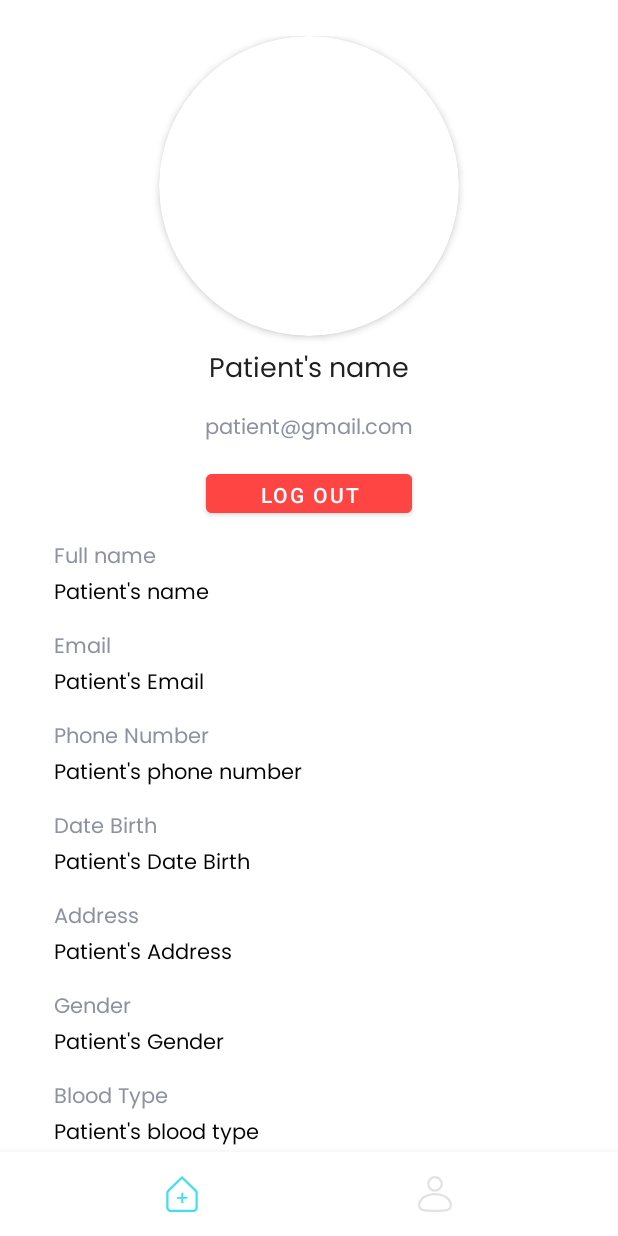
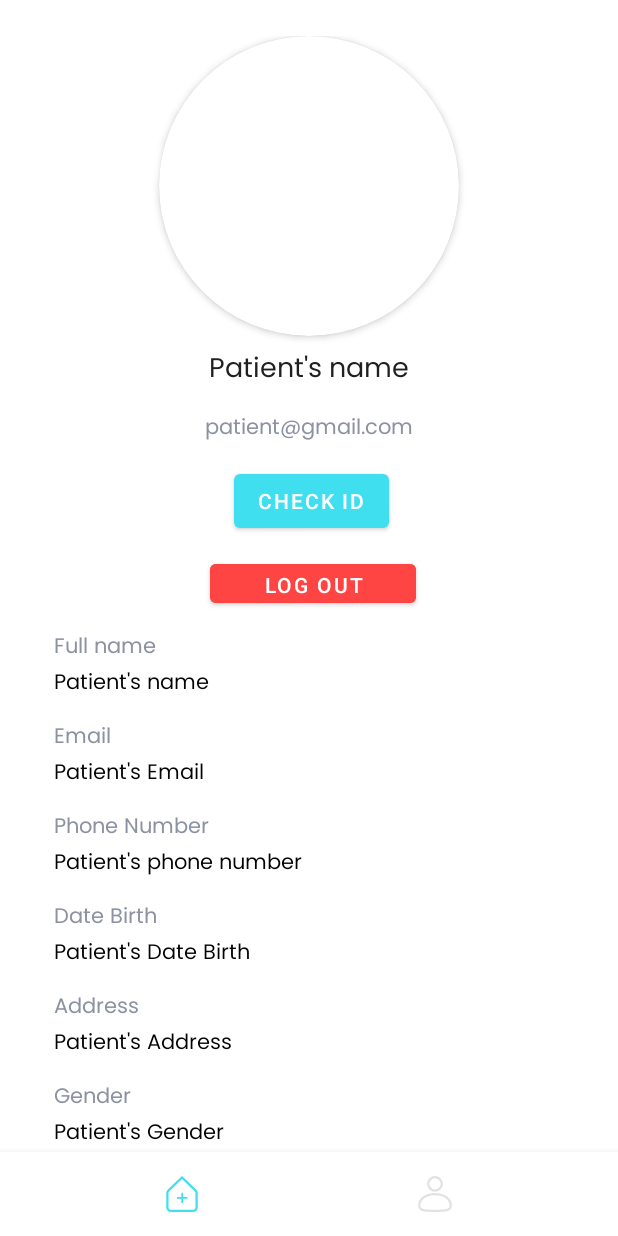
Before and after one commit to nazirxz/Capstone-Project-Alzheimer, an Android app: the fragment ProfileFragment placed in its activity, on a phone screen of 412 x 824 dp. Run offline under Robolectric (Android 15) with nearby library versions, the phone set to English and light mode, and no system bars; our stand-ins replace Firebase (no records; nobody signed in at launch, a user with empty details on screens opened directly); pictures from the network do not load.

Commit message:
adding check id using QRCode (work)

```diff
--- a/app/src/main/java/com/capstone/alzheimercare/ui/patient/profile/ProfileFragment.kt
+++ b/app/src/main/java/com/capstone/alzheimercare/ui/patient/profile/ProfileFragment.kt
@@ -57,6 +57,9 @@ class ProfileFragment : Fragment() {
             startActivity(intent)
             activity?.finish()
         }
+        binding.checkIdBtn.setOnClickListener {
+            activity?.navigateTo(CheckIdFragment(), R.id.frame)
+        }
         binding.btnEdit.setOnClickListener {
             activity?.navigateTo(UpdateProfileFragment(), R.id.frame)
         }
--- a/app/src/main/res/layout/fragment_patient_profile.xml
+++ b/app/src/main/res/layout/fragment_patient_profile.xml
@@ -77,6 +77,7 @@
             app:layout_constraintStart_toStartOf="@+id/tvName"
             app:layout_constraintTop_toBottomOf="@+id/tvName" />
 
+
         <Button
             android:id="@+id/logout_btn"
             android:layout_width="137dp"
@@ -84,8 +85,19 @@
             android:layout_marginTop="12dp"
             android:backgroundTint="@android:color/holo_red_light"
             android:text="@string/logout"
+            app:layout_constraintEnd_toEndOf="@+id/check_id_btn"
+            app:layout_constraintHorizontal_bias="0.484"
+            app:layout_constraintStart_toStartOf="@+id/check_id_btn"
+            app:layout_constraintTop_toBottomOf="@+id/check_id_btn" />
+
+        <Button
+            android:id="@+id/check_id_btn"
+            android:layout_width="wrap_content"
+            android:layout_height="wrap_content"
+            android:layout_marginTop="12dp"
+            android:text="@string/check_id"
             app:layout_constraintEnd_toEndOf="@+id/tvEmailProfile"
-            app:layout_constraintHorizontal_bias="0.523"
+            app:layout_constraintHorizontal_bias="0.54"
             app:layout_constraintStart_toStartOf="@+id/tvEmailProfile"
             app:layout_constraintTop_toBottomOf="@+id/tvEmailProfile" />
 
--- a/app/src/main/res/values/strings.xml
+++ b/app/src/main/res/values/strings.xml
@@ -58,5 +58,6 @@
     <string name="scan">Scan....</string>
     <string name="back">Back</string>
     <string name="qr_code">QR Code</string>
+    <string name="check_id">Check Id</string>
 
 </resources>
```
Also changed, not shown: app/src/main/java/com/capstone/alzheimercare/ui/patient/profile/CheckIdFragment.kt (added, +50 -0 lines).
